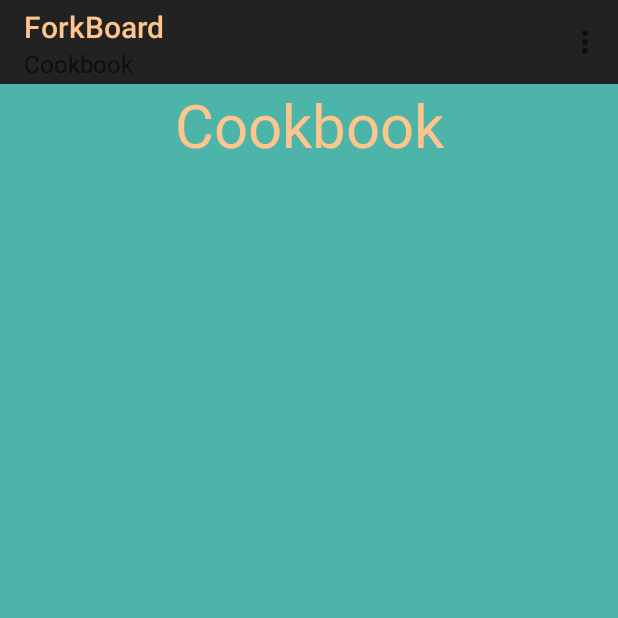
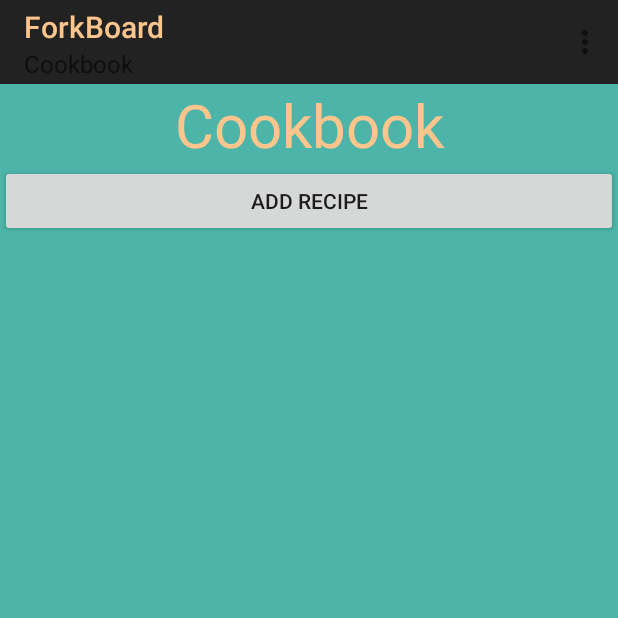
Before and after one commit to jkalldre/ForkBoard, an Android app: the Cookbook screen opened directly, with no data from a screen before it, on a phone screen of 412 x 824 dp, the top half of it. Run offline under Robolectric (Android 15) with nearby library versions, the phone set to English and light mode, and no system bars.

Commit message:
added custom_listview changed cookbook

```diff
--- a/app/src/main/java/com/forkboard/forkboard/Cookbook.java
+++ b/app/src/main/java/com/forkboard/forkboard/Cookbook.java
@@ -22,7 +22,7 @@ public class Cookbook extends AppCompatActivity {
     @Override
     public boolean onCreateOptionsMenu(Menu menu) {
         // Inflate the menu; this adds items to the action bar if it is present.
-        getMenuInflater().inflate(R.menu.mainmenu, menu);
+        getMenuInflater().inflate(R.menu.cookbook_menu, menu);
         return true;
     }
 
@@ -38,6 +38,9 @@ public class Cookbook extends AppCompatActivity {
         if(item.getTitle().equals("Cookbook")){
             intent = new Intent(this,Cookbook.class);
         }
+        if(item.getTitle().equals("Add Item")){
+            // add recipe item code
+        }
         if (intent != null){
             intent.putExtra("hasLogged", true);
             startActivity(intent);
--- /dev/null
+++ b/app/src/main/res/drawable/round_button.xml
@@ -0,0 +1,11 @@
+<?xml version="1.0" encoding="utf-8"?>
+<selector xmlns:android="http://schemas.android.com/apk/res/android">
+<item android:state_pressed="false">
+    <shape android:shape="oval">
+
+    </shape>
+</item>
+    <item android:state_pressed="true">
+        <shape android:shape="oval"/>
+    </item>
+</selector>
--- a/app/src/main/res/layout/activity_cook__book.xml
+++ b/app/src/main/res/layout/activity_cook__book.xml
@@ -20,12 +20,11 @@
         android:textAlignment="center"
         android:textColor="@color/accent"/>
 
-    <ListView
+    <include layout="@layout/custom_listview"
+        android:layout_below="@id/textView5"
         android:layout_width="wrap_content"
-        android:layout_height="wrap_content"
-        android:id="@+id/listView"
-        android:layout_below="@+id/textView5"
-        android:layout_alignParentStart="true"
-        android:background="@color/accent"/>
+        android:layout_height="wrap_content"/>
+
+
 
 </RelativeLayout>
--- /dev/null
+++ b/app/src/main/res/layout/custom_listview.xml
@@ -0,0 +1,21 @@
+<?xml version="1.0" encoding="utf-8"?>
+<LinearLayout xmlns:android="http://schemas.android.com/apk/res/android"
+    android:orientation="vertical" android:layout_width="match_parent"
+    android:layout_height="match_parent"
+    android:id="@+id/custom_listview">
+
+    <Button
+        android:layout_width="fill_parent"
+        android:layout_height="wrap_content"
+        android:text="Add Recipe"
+        android:id="@+id/button2"
+        android:layout_margin="0dp"/>
+
+    <ListView
+        android:layout_width="match_parent"
+        android:layout_height="wrap_content"
+        android:id="@+id/listView2"
+        android:layout_gravity="center_horizontal" />
+
+
+</LinearLayout>
--- /dev/null
+++ b/app/src/main/res/menu/cookbook_menu.xml
@@ -0,0 +1,21 @@
+<?xml version="1.0" encoding="utf-8"?>
+<menu xmlns:android="http://schemas.android.com/apk/res/android">
+    <item
+        android:id="@+id/menu_button"
+        android:orderInCategory="1"
+        android:showAsAction="always"
+        android:title="Main Menu"/>
+    <item
+        android:id="@+id/calendar"
+        android:title="Calendar"
+        android:orderInCategory="2"/>
+    <item
+        android:id="@+id/cookbook"
+        android:title="Cookbook"
+        android:orderInCategory="3"/>
+    <item
+        android:id="@+id/add_recipe"
+        android:title="Add Recipe"
+        android:orderInCategory="4"/>
+
+</menu>
```
